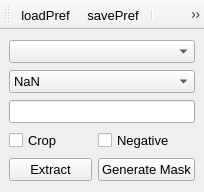
Qt form UIs/nRegionPath.ui (NeutrinoToolkit/Neutrino) before a commit.
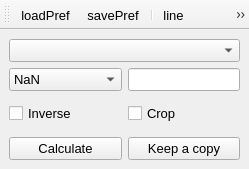
The same form after that commit. Icons and pictures are not drawn.

Patch:
```diff
--- a/UIs/nRegionPath.ui
+++ b/UIs/nRegionPath.ui
@@ -6,8 +6,8 @@
    <rect>
     <x>0</x>
     <y>0</y>
-    <width>204</width>
-    <height>192</height>
+    <width>249</width>
+    <height>169</height>
    </rect>
   </property>
   <property name="font">
@@ -25,8 +25,39 @@
    <property name="layoutDirection">
     <enum>Qt::LeftToRight</enum>
    </property>
-   <layout class="QGridLayout" name="gridLayout" columnstretch="1,0">
-    <item row="1" column="0" colspan="2">
+   <layout class="QGridLayout" name="gridLayout" columnstretch="1,1,0">
+    <item row="6" column="1">
+     <widget class="QPushButton" name="duplicate">
+      <property name="font">
+       <font>
+        <pointsize>10</pointsize>
+       </font>
+      </property>
+      <property name="text">
+       <string>Keep a copy</string>
+      </property>
+     </widget>
+    </item>
+    <item row="0" column="0" colspan="2">
+     <widget class="QComboBox" name="image">
+      <property name="font">
+       <font>
+        <pointsize>10</pointsize>
+       </font>
+      </property>
+      <property name="neutrinoImage" stdset="0">
+       <bool>true</bool>
+      </property>
+     </widget>
+    </item>
+    <item row="3" column="1">
+     <widget class="QLineEdit" name="replace">
+      <property name="NeutrinoSave" stdset="0">
+       <bool>true</bool>
+      </property>
+     </widget>
+    </item>
+    <item row="3" column="0">
      <widget class="QComboBox" name="defaultValue">
       <property name="neutrinoSave" stdset="0">
        <bool>true</bool>
@@ -63,7 +94,7 @@
       </item>
      </widget>
     </item>
-    <item row="4" column="0">
+    <item row="6" column="0">
      <widget class="QPushButton" name="doIt">
       <property name="font">
        <font>
@@ -71,56 +102,37 @@
        </font>
       </property>
       <property name="text">
-       <string>Extract</string>
+       <string>Calculate</string>
       </property>
      </widget>
     </item>
-    <item row="4" column="1">
-     <widget class="QPushButton" name="doMask">
-      <property name="font">
-       <font>
-        <pointsize>10</pointsize>
-       </font>
-      </property>
-      <property name="toolTip">
-       <string>Creates a 0/1 mask from the curve</string>
-      </property>
+    <item row="4" column="0" colspan="2">
+     <widget class="QWidget" name="widget" native="true">
+      <layout class="QHBoxLayout" name="horizontalLayout" stretch="1,1">
+       <property name="margin">
+        <number>0</number>
+       </property>
+       <item>
+        <widget class="QCheckBox" name="inverse">
       <property name="text">
-       <string>Generate Mask</string>
-      </property>
-     </widget>
-    </item>
-    <item row="0" column="0" colspan="2">
-     <widget class="QComboBox" name="image">
-      <property name="font">
-       <font>
-        <pointsize>10</pointsize>
-       </font>
-      </property>
-      <property name="neutrinoImage" stdset="0">
+          <string>Inverse</string>
+         </property>
+         <property name="neutrinoSave" stdset="0">
        <bool>true</bool>
       </property>
      </widget>
     </item>
-    <item row="3" column="0">
+       <item>
      <widget class="QCheckBox" name="crop">
       <property name="text">
        <string>Crop</string>
       </property>
-     </widget>
-    </item>
-    <item row="3" column="1">
-     <widget class="QCheckBox" name="negative">
-      <property name="text">
-       <string>Negative</string>
-      </property>
-     </widget>
-    </item>
-    <item row="2" column="0" colspan="2">
-     <widget class="QLineEdit" name="replace">
-      <property name="NeutrinoSave" stdset="0">
+         <property name="neutrinoSave" stdset="0">
        <bool>true</bool>
       </property>
+        </widget>
+       </item>
+      </layout>
      </widget>
     </item>
    </layout>
```
Left out of the diff: 8 changed lines with no effect on the pictures. Lines whose indentation alone changed are shown as unchanged.
